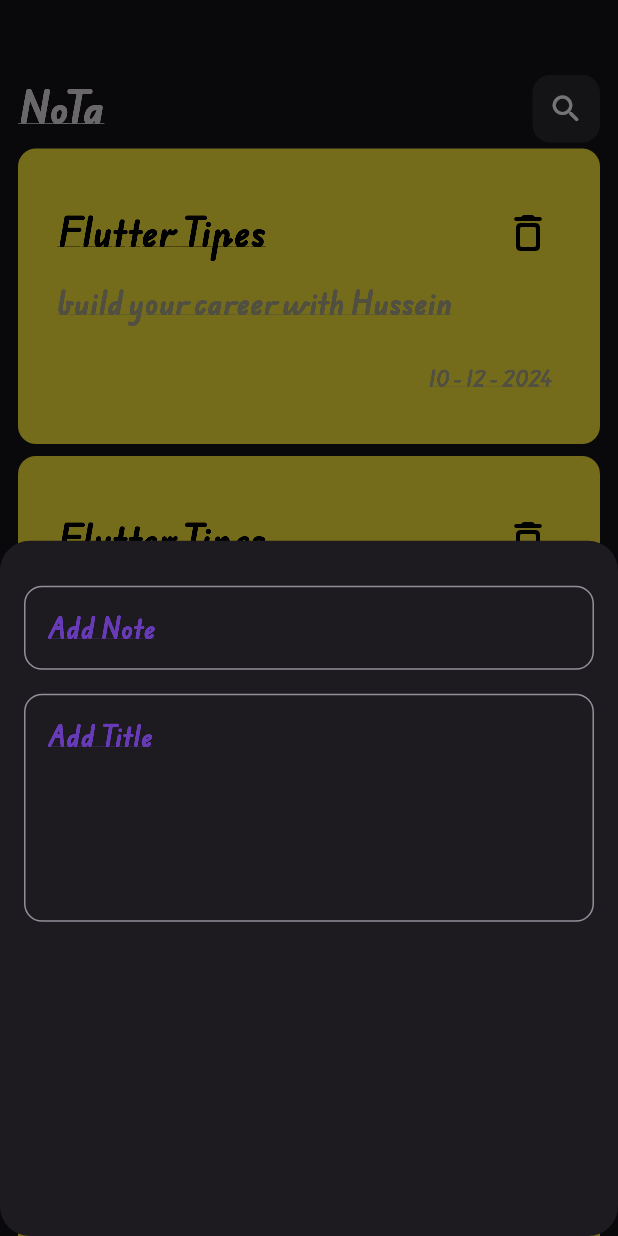
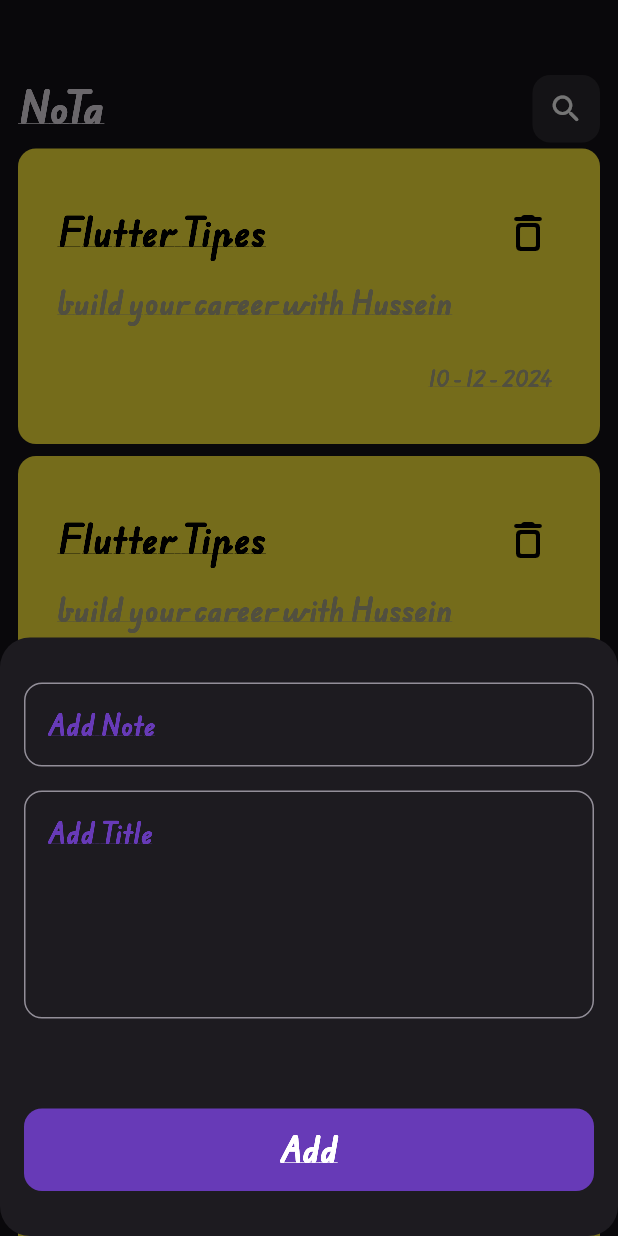
Before and after one commit to HusseinAlswasy/NoT, a Flutter app: the screen it shows after launch, after a tap on the "add" icon, on a phone screen of 412 x 824 dp. Run offline on Flutter 3.47's test engine with Material 3 defaults, Android fonts, the phone set to English and light mode, and no system bars.

Commit message:
finish notes bottem sheet

```diff
--- a/lib/widgets/addModalBottomSheet.dart
+++ b/lib/widgets/addModalBottomSheet.dart
@@ -1,4 +1,5 @@
 import 'package:flutter/material.dart';
+import 'package:nat/widgets/customButton.dart';
 import 'package:nat/widgets/textField.dart';
 
 class AddModalBottomSheet extends StatelessWidget {
@@ -8,6 +9,7 @@
   Widget build(BuildContext context) {
     return Padding(
       padding: const EdgeInsets.symmetric(horizontal: 16),
+      child: SingleChildScrollView(
         child: Column(
           children: [
             const SizedBox(
@@ -23,7 +25,15 @@
               hint: 'Add Title',
               maxLine: 5,
             ),
+            const SizedBox(
+              height: 60,
+            ),
+            const CustomButton(),
+            const SizedBox(
+              height: 30,
+            ),
           ],
+        ),
       ),
     );
   }
--- /dev/null
+++ b/lib/widgets/customButton.dart
@@ -0,0 +1,27 @@
+import 'package:flutter/material.dart';
+
+class CustomButton extends StatelessWidget {
+  const CustomButton({super.key});
+
+  @override
+  Widget build(BuildContext context) {
+    return Container(
+      height: 55,
+      width: double.infinity,
+      decoration: BoxDecoration(
+        color: Colors.deepPurple,
+        borderRadius: BorderRadius.circular(12),
+      ),
+      child: const Center(
+        child: Text(
+          'Add',
+          style: TextStyle(
+            color: Colors.white,
+            fontWeight: FontWeight.bold,
+            fontSize: 20,
+          ),
+        ),
+      ),
+    );
+  }
+}
```
Lines whose indentation alone changed are shown as unchanged.
